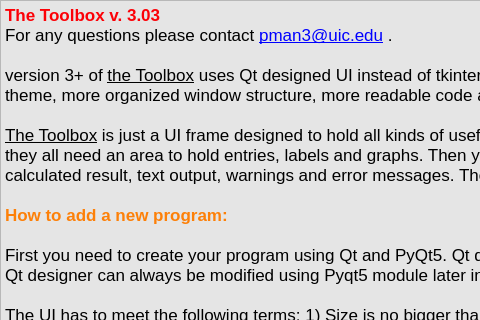
Old version of the form help.ui in the repository manpeihong/Toolbox-v3; both pictures show x 0 to 480 and y 0 to 320 of the 1020 by 550 pixel window.
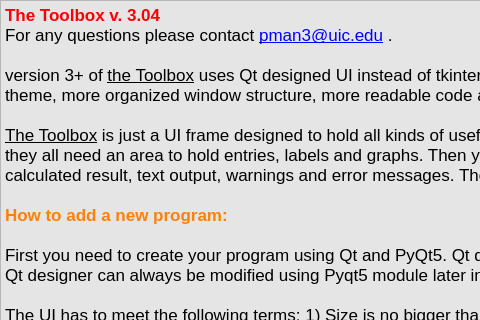
New version of the form.

```diff
--- a/help.ui
+++ b/help.ui
@@ -103,7 +103,7 @@
 &lt;html&gt;&lt;head&gt;&lt;meta name=&quot;qrichtext&quot; content=&quot;1&quot; /&gt;&lt;style type=&quot;text/css&quot;&gt;
 p, li { white-space: pre-wrap; }
 &lt;/style&gt;&lt;/head&gt;&lt;body style=&quot; font-family:'.SF NS Text'; font-size:13pt; font-weight:400; font-style:normal;&quot;&gt;
-&lt;p style=&quot; margin-top:0px; margin-bottom:0px; margin-left:0px; margin-right:0px; -qt-block-indent:0; text-indent:0px;&quot;&gt;&lt;span style=&quot; font-weight:600; color:#fc0107;&quot;&gt;The Toolbox v. 3.03&lt;/span&gt;&lt;/p&gt;
+&lt;p style=&quot; margin-top:0px; margin-bottom:0px; margin-left:0px; margin-right:0px; -qt-block-indent:0; text-indent:0px;&quot;&gt;&lt;span style=&quot; font-weight:600; color:#fc0107;&quot;&gt;The Toolbox v. 3.04&lt;/span&gt;&lt;/p&gt;
 &lt;p style=&quot; margin-top:0px; margin-bottom:0px; margin-left:0px; margin-right:0px; -qt-block-indent:0; text-indent:0px;&quot;&gt;&lt;span style=&quot; font-family:'Calibri,sans-serif';&quot;&gt;For any questions please contact &lt;/span&gt;&lt;a href=&quot;mailto:pman3@uic.edu&quot;&gt;&lt;span style=&quot; font-family:'Calibri,sans-serif'; text-decoration: underline; color:#0000ff;&quot;&gt;pman3@uic.edu&lt;/span&gt;&lt;/a&gt; .&lt;/p&gt;
 &lt;p style=&quot;-qt-paragraph-type:empty; margin-top:0px; margin-bottom:0px; margin-left:0px; margin-right:0px; -qt-block-indent:0; text-indent:0px;&quot;&gt;&lt;br /&gt;&lt;/p&gt;
 &lt;p style=&quot; margin-top:0px; margin-bottom:0px; margin-left:0px; margin-right:0px; -qt-block-indent:0; text-indent:0px;&quot;&gt;&lt;span style=&quot; font-family:'Calibri,sans-serif';&quot;&gt;version 3+ of &lt;/span&gt;&lt;span style=&quot; font-family:'Calibri,sans-serif'; text-decoration: underline;&quot;&gt;the Toolbox&lt;/span&gt;&lt;span style=&quot; font-family:'Calibri,sans-serif';&quot;&gt; uses Qt designed UI instead of tkinter. This could offer many benefits like more natual OS compatible theme, more organized window structure, more readable code and a lot more potential for future updates. &lt;/span&gt;&lt;/p&gt;
@@ -141,8 +141,10 @@
 &lt;p style=&quot; margin-top:0px; margin-bottom:0px; margin-left:0px; margin-right:0px; -qt-block-indent:0; text-indent:0px;&quot;&gt;&lt;span style=&quot; font-family:'Calibri,sans-serif';&quot;&gt;v. 3.0: Initial version number. Qt(PyQt5) is used to design the UI. &lt;/span&gt;&lt;/p&gt;
 &lt;p style=&quot; margin-top:0px; margin-bottom:0px; margin-left:0px; margin-right:0px; -qt-block-indent:0; text-indent:0px;&quot;&gt;&lt;span style=&quot; font-family:'Calibri,sans-serif';&quot;&gt;v. 3.01: Bug fixes; Added splash screen.  &lt;/span&gt;&lt;/p&gt;
 &lt;p style=&quot; margin-top:0px; margin-bottom:0px; margin-left:0px; margin-right:0px; -qt-block-indent:0; text-indent:0px;&quot;&gt;&lt;span style=&quot; font-family:'Calibri,sans-serif';&quot;&gt;v. 3.02: Fixed an issue where the tabs in MDI area won't close properly. &lt;/span&gt;&lt;/p&gt;
-&lt;p style=&quot; margin-top:0px; margin-bottom:0px; margin-left:0px; margin-right:0px; -qt-block-indent:0; text-indent:0px;&quot;&gt;&lt;span style=&quot; font-family:'Calibri,sans-serif'; font-weight:600; color:#fd8008;&quot;&gt;v. 3.03&lt;/span&gt;&lt;span style=&quot; font-family:'Calibri,sans-serif';&quot;&gt;: Added &amp;quot;Quit&amp;quot; and other window adjustment function to menu bar; &lt;/span&gt;&lt;/p&gt;
-&lt;p style=&quot; margin-top:0px; margin-bottom:0px; margin-left:0px; margin-right:0px; -qt-block-indent:0; text-indent:0px;&quot;&gt;&lt;span style=&quot; font-family:'Calibri,sans-serif';&quot;&gt;             Added Dark theme. pip install qdarkstyle module is required to use dark theme. &lt;br /&gt;&lt;br /&gt;Features coming in the future:&lt;br /&gt;         - &amp;quot;Edit&amp;quot; Menu&lt;/span&gt;&lt;/p&gt;
+&lt;p style=&quot; margin-top:0px; margin-bottom:0px; margin-left:0px; margin-right:0px; -qt-block-indent:0; text-indent:0px;&quot;&gt;&lt;span style=&quot; font-family:'Calibri,sans-serif';&quot;&gt;v. 3.03: Added &amp;quot;Quit&amp;quot; and other window adjustment function to menu bar; &lt;/span&gt;&lt;/p&gt;
+&lt;p style=&quot; margin-top:0px; margin-bottom:0px; margin-left:0px; margin-right:0px; -qt-block-indent:0; text-indent:0px;&quot;&gt;&lt;span style=&quot; font-family:'Calibri,sans-serif';&quot;&gt;             Added Dark theme. pip install qdarkstyle module is required to use dark theme. &lt;/span&gt;&lt;/p&gt;
+&lt;p style=&quot; margin-top:0px; margin-bottom:0px; margin-left:0px; margin-right:0px; -qt-block-indent:0; text-indent:0px;&quot;&gt;&lt;span style=&quot; font-family:'Calibri,sans-serif'; font-weight:600; color:#fd8008;&quot;&gt;v. 3.04&lt;/span&gt;&lt;span style=&quot; font-family:'Calibri,sans-serif';&quot;&gt;: Statusbar coorperates better with changing modules using tabs;&lt;/span&gt;&lt;/p&gt;
+&lt;p style=&quot; margin-top:0px; margin-bottom:0px; margin-left:0px; margin-right:0px; -qt-block-indent:0; text-indent:0px;&quot;&gt;&lt;span style=&quot; font-family:'Calibri,sans-serif';&quot;&gt;             Now the size of log frame is adjustable. It can either hide or adjust to a certain height within very good amount of range. &lt;br /&gt;&lt;br /&gt;Features coming in the future:&lt;br /&gt;         - &amp;quot;Edit&amp;quot; Menu&lt;/span&gt;&lt;/p&gt;
 &lt;p style=&quot;-qt-paragraph-type:empty; margin-top:0px; margin-bottom:0px; margin-left:0px; margin-right:0px; -qt-block-indent:0; text-indent:0px; font-family:'Calibri,sans-serif';&quot;&gt;&lt;br /&gt;&lt;/p&gt;
 &lt;p style=&quot; margin-top:0px; margin-bottom:0px; margin-left:0px; margin-right:0px; -qt-block-indent:0; text-indent:0px;&quot;&gt;&lt;span style=&quot; font-family:'Calibri,sans-serif'; font-weight:600;&quot;&gt;Hot keys:&lt;/span&gt;&lt;span style=&quot; font-family:'Calibri,sans-serif';&quot;&gt;&lt;br /&gt;Mac OS:&lt;br /&gt;     1. MCT Calculator:&lt;br /&gt;        &lt;/span&gt;&lt;span style=&quot; font-family:'Cambria Math,serif';&quot;&gt;⏎&lt;/span&gt;&lt;span style=&quot; font-family:'Calibri,sans-serif';&quot;&gt;: Smart Calculate! &lt;br /&gt;        &lt;/span&gt;&lt;span style=&quot; font-family:'Cambria Math,serif';&quot;&gt;⌘&lt;/span&gt;&lt;span style=&quot; font-family:'Calibri,sans-serif';&quot;&gt;+O: Open existing MCT file. &lt;br /&gt;        &lt;/span&gt;&lt;span style=&quot; font-family:'Cambria Math,serif';&quot;&gt;⌘&lt;/span&gt;&lt;span style=&quot; font-family:'Calibri,sans-serif';&quot;&gt;+S: Save MCT composition result to file. &lt;br /&gt;        &lt;/span&gt;&lt;span style=&quot; font-family:'Cambria Math,serif';&quot;&gt;⌘&lt;/span&gt;&lt;span style=&quot; font-family:'Calibri,sans-serif';&quot;&gt;+L: Lock composition x &lt;br /&gt;        &lt;/span&gt;&lt;span style=&quot; font-family:'Cambria Math,serif';&quot;&gt;⌘&lt;/span&gt;&lt;span style=&quot; font-family:'Calibri,sans-serif';&quot;&gt;+U: Unlock composition x &lt;br /&gt;     2. Growth Temp Calculator:&lt;br /&gt;        &lt;/span&gt;&lt;span style=&quot; font-family:'Cambria Math,serif';&quot;&gt;⏎&lt;/span&gt;&lt;span style=&quot; font-family:'Calibri,sans-serif';&quot;&gt;: Calculate &lt;br /&gt;     3. MBE database updater:&lt;br /&gt;        &lt;/span&gt;&lt;span style=&quot; font-family:'Cambria Math,serif';&quot;&gt;⏎&lt;/span&gt;&lt;span style=&quot; font-family:'Calibri,sans-serif';&quot;&gt;: Update &lt;br /&gt;     4. LN2 order generator:&lt;br /&gt;        &lt;/span&gt;&lt;span style=&quot; font-family:'Cambria Math,serif';&quot;&gt;⏎&lt;/span&gt;&lt;span style=&quot; font-family:'Calibri,sans-serif';&quot;&gt;: Generate order &lt;br /&gt;     5. XRD T3SL ata analyzer:&lt;br /&gt;        &lt;/span&gt;&lt;span style=&quot; font-family:'Cambria Math,serif';&quot;&gt;⏎&lt;/span&gt;&lt;span style=&quot; font-family:'Calibri,sans-serif';&quot;&gt;: Calculate &lt;br /&gt;        &lt;/span&gt;&lt;span style=&quot; font-family:'Cambria Math,serif';&quot;&gt;⌘&lt;/span&gt;&lt;span style=&quot; font-family:'Calibri,sans-serif';&quot;&gt;+O: Open from file. &lt;br /&gt;        &lt;/span&gt;&lt;span style=&quot; font-family:'Cambria Math,serif';&quot;&gt;⌘&lt;/span&gt;&lt;span style=&quot; font-family:'Calibri,sans-serif';&quot;&gt;+S: Save to file. &lt;br /&gt;        &lt;/span&gt;&lt;span style=&quot; font-family:'Cambria Math,serif';&quot;&gt;⌘&lt;/span&gt;&lt;span style=&quot; font-family:'Calibri,sans-serif';&quot;&gt;+D: Change XRD.xlsx file path.&lt;br /&gt;     6. Transratio Fitting Tool:&lt;br /&gt;        &lt;/span&gt;&lt;span style=&quot; font-family:'Cambria Math,serif';&quot;&gt;⌘&lt;/span&gt;&lt;span style=&quot; font-family:'Calibri,sans-serif';&quot;&gt;+O: Open from file.&lt;br /&gt;        &lt;/span&gt;&lt;span style=&quot; font-family:'Cambria Math,serif';&quot;&gt;⌘&lt;/span&gt;&lt;span style=&quot; font-family:'Calibri,sans-serif';&quot;&gt;+C: Clear all.&lt;br /&gt;        &lt;/span&gt;&lt;span style=&quot; font-family:'Cambria Math,serif';&quot;&gt;⌘&lt;/span&gt;&lt;span style=&quot; font-family:'Calibri,sans-serif';&quot;&gt;+S: Save result to file. &lt;br /&gt;        &lt;/span&gt;&lt;span style=&quot; font-family:'Cambria Math,serif';&quot;&gt;⌘&lt;/span&gt;&lt;span style=&quot; font-family:'Calibri,sans-serif';&quot;&gt;+G: Show fitting curve.&lt;br /&gt;        &lt;/span&gt;&lt;span style=&quot; font-family:'Cambria Math,serif';&quot;&gt;⌘&lt;/span&gt;&lt;span style=&quot; font-family:'Calibri,sans-serif';&quot;&gt;+F: FIt the curve.&lt;br /&gt;     7. FTIR Data Analyzer:&lt;br /&gt;        See the name of each button.&lt;br /&gt;     8. Grade Analyzer:&lt;br /&gt;        See the name of each button.&lt;br /&gt;     9. Kp method:&lt;br /&gt;        See the name of each button.&lt;br /&gt;&lt;br /&gt;Windows&lt;/span&gt; &lt;/p&gt;
 &lt;p style=&quot; margin-top:0px; margin-bottom:0px; margin-left:0px; margin-right:0px; -qt-block-indent:0; text-indent:0px;&quot;&gt;&lt;span style=&quot; font-family:'Calibri,sans-serif';&quot;&gt;     1. MCT Calculator:&lt;br /&gt;        &lt;/span&gt;&lt;span style=&quot; font-family:'Cambria Math,serif';&quot;&gt;⏎&lt;/span&gt;&lt;span style=&quot; font-family:'Calibri,sans-serif';&quot;&gt;: Smart Calculate! &lt;br /&gt;        Ctrl+O: Open existing MCT file. &lt;br /&gt;        Ctrl+S: Save MCT composition result to file. &lt;br /&gt;        Ctrl+L: Lock composition x &lt;br /&gt;        Ctrl+U: Unlock composition x &lt;br /&gt;     2. Growth Temp Calculator:&lt;br /&gt;        &lt;/span&gt;&lt;span style=&quot; font-family:'Cambria Math,serif';&quot;&gt;⏎&lt;/span&gt;&lt;span style=&quot; font-family:'Calibri,sans-serif';&quot;&gt;: Calculate &lt;br /&gt;     3. MBE database updater:&lt;br /&gt;        &lt;/span&gt;&lt;span style=&quot; font-family:'Cambria Math,serif';&quot;&gt;⏎&lt;/span&gt;&lt;span style=&quot; font-family:'Calibri,sans-serif';&quot;&gt;: Update &lt;br /&gt;     4. LN2 order generator:&lt;br /&gt;        &lt;/span&gt;&lt;span style=&quot; font-family:'Cambria Math,serif';&quot;&gt;⏎&lt;/span&gt;&lt;span style=&quot; font-family:'Calibri,sans-serif';&quot;&gt;: Generate order &lt;br /&gt;     5. XRD T3SL ata analyzer:&lt;br /&gt;        &lt;/span&gt;&lt;span style=&quot; font-family:'Cambria Math,serif';&quot;&gt;⏎&lt;/span&gt;&lt;span style=&quot; font-family:'Calibri,sans-serif';&quot;&gt;: Calculate &lt;br /&gt;        Ctrl+O: Open from file. &lt;br /&gt;        Ctrl+S: Save to file. &lt;br /&gt;        Ctrl+D: Change XRD.xlsx file path.&lt;br /&gt;     6. Transratio Fitting Tool:&lt;br /&gt;        Ctrl+O: Open from file.&lt;br /&gt;        Ctrl+C: Clear all.&lt;br /&gt;        Ctrl+S: Save result to file. &lt;br /&gt;        Ctrl+G: Show fitting curve.&lt;br /&gt;        Ctrl+F: FIt the curve.&lt;br /&gt;     7. FTIR Data Analyzer:&lt;br /&gt;        See the name of each button.&lt;br /&gt;     8. Grade Analyzer:&lt;br /&gt;        See the name of each button.&lt;br /&gt;     9. Kp method:&lt;br /&gt;        See the name of each button.&lt;br /&gt;&lt;/span&gt;&lt;/p&gt;
```
